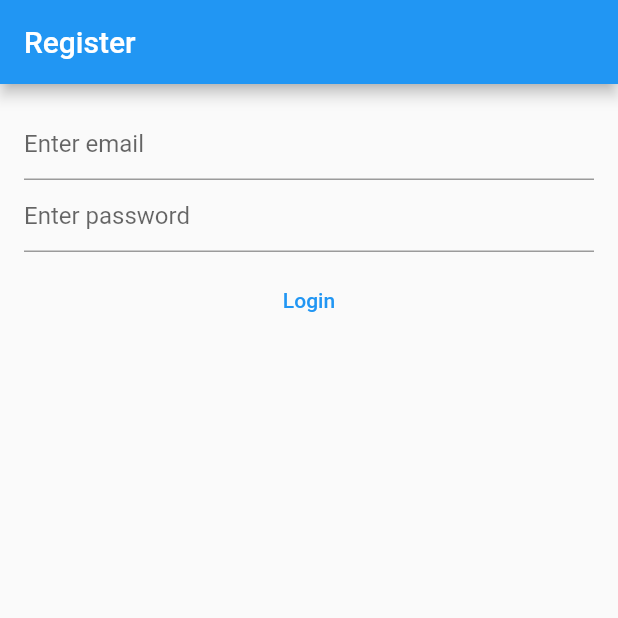
After one commit to sid995/flutter-notes-app, a Flutter app: the screen it shows after launch, after a tap on "Login", on a phone screen of 412 x 824 dp, the top half of it. The commit adds this screen. Run offline on Flutter 3.47's test engine with Material 2 defaults, Android fonts, the phone set to English and light mode, and no system bars; our stand-ins replace firebase_auth, firebase_core; accounts and stored records are empty; network calls fail.

Commit message:
basic login view

```diff
--- /dev/null
+++ b/lib/views/login_view.dart
@@ -0,0 +1,102 @@
+import 'package:firebase_auth/firebase_auth.dart';
+import 'package:firebase_core/firebase_core.dart';
+import 'package:flutter/material.dart';
+
+import '../firebase_options.dart';
+
+class LoginView extends StatefulWidget {
+  const LoginView({Key? key}) : super(key: key);
+
+  @override
+  State<LoginView> createState() => _LoginViewState();
+}
+
+class _LoginViewState extends State<LoginView> {
+  late final TextEditingController _email;
+  late final TextEditingController _password;
+
+  @override
+  void initState() {
+    _email = TextEditingController();
+    _password = TextEditingController();
+    super.initState();
+  }
+
+  @override
+  void dispose() {
+    _email.dispose();
+    _password.dispose();
+    super.dispose();
+  }
+
+  @override
+  Widget build(BuildContext context) {
+    return Scaffold(
+        appBar: AppBar(
+          title: const Text("Register"),
+        ),
+
+        /// Future handles async
+        body: FutureBuilder(
+          future: Firebase.initializeApp(
+            options: DefaultFirebaseOptions.currentPlatform,
+          ),
+          builder: (context, snapshot) {
+            switch (snapshot.connectionState) {
+              case ConnectionState.done:
+                return Padding(
+                  padding: const EdgeInsets.all(16.0),
+                  child: Column(
+                    children: [
+                      TextField(
+                        controller: _email,
+                        enableSuggestions: false,
+                        autocorrect: false,
+                        keyboardType: TextInputType.emailAddress,
+                        decoration:
+                            const InputDecoration(hintText: "Enter email"),
+                      ),
+                      TextField(
+                        controller: _password,
+                        obscureText: true,
+                        enableSuggestions: false,
+                        autocorrect: false,
+                        decoration:
+                            const InputDecoration(hintText: "Enter password"),
+                      ),
+                      Padding(
+                        padding: const EdgeInsets.all(8.0),
+                        child: TextButton(
+                          onPressed: () async {
+                            final email = _email.text;
+                            final password = _password.text;
+                            try {
+                              final userCredential = await FirebaseAuth.instance
+                                  .signInWithEmailAndPassword(
+                                      email: email, password: password);
+                              print("userCredential $userCredential");
+                            } on FirebaseAuthException catch (e) {
+                              if (e.code == "user-not-found") {
+                                print("User not found");
+                              } else if (e.code == "wrong-password") {
+                                print("Wrong password");
+                              } else {
+                                print("Some error");
+                                print(e.code);
+                              }
+                            }
+                          },
+                          child: const Text("Login"),
+                        ),
+                      ),
+                    ],
+                  ),
+                );
+
+              default:
+                return const Text("Loading...");
+            }
+          },
+        ));
+  }
+}
--- /dev/null
+++ b/lib/views/register_view.dart
@@ -0,0 +1,104 @@
+import 'package:firebase_auth/firebase_auth.dart';
+import 'package:firebase_core/firebase_core.dart';
+import 'package:flutter/material.dart';
+
+import '../firebase_options.dart';
+
+class RegisterView extends StatefulWidget {
+  const RegisterView({super.key});
+
+  @override
+  State<RegisterView> createState() => _RegisterViewState();
+}
+
+class _RegisterViewState extends State<RegisterView> {
+  late final TextEditingController _email;
+  late final TextEditingController _password;
+
+  @override
+  void initState() {
+    _email = TextEditingController();
+    _password = TextEditingController();
+    super.initState();
+  }
+
+  @override
+  void dispose() {
+    _email.dispose();
+    _password.dispose();
+    super.dispose();
+  }
+
+  @override
+  Widget build(BuildContext context) {
+    return Scaffold(
+        appBar: AppBar(
+          title: const Text("Register"),
+        ),
+
+        /// Future handles async
+        body: FutureBuilder(
+          future: Firebase.initializeApp(
+            options: DefaultFirebaseOptions.currentPlatform,
+          ),
+          builder: (context, snapshot) {
+            switch (snapshot.connectionState) {
+              case ConnectionState.done:
+                return Padding(
+                  padding: const EdgeInsets.all(16.0),
+                  child: Column(
+                    children: [
+                      TextField(
+                        controller: _email,
+                        enableSuggestions: false,
+                        autocorrect: false,
+                        keyboardType: TextInputType.emailAddress,
+                        decoration:
+                            const InputDecoration(hintText: "Enter email"),
+                      ),
+                      TextField(
+                        controller: _password,
+                        obscureText: true,
+                        enableSuggestions: false,
+                        autocorrect: false,
+                        decoration:
+                            const InputDecoration(hintText: "Enter password"),
+                      ),
+                      Padding(
+                        padding: const EdgeInsets.all(8.0),
+                        child: TextButton(
+                          onPressed: () async {
+                            final email = _email.text;
+                            final password = _password.text;
+                            try {
+                              final userCredential = await FirebaseAuth.instance
+                                  .createUserWithEmailAndPassword(
+                                      email: email, password: password);
+                              print("userCredential $userCredential");
+                            } on FirebaseAuthException catch (e) {
+                              if (e.code == "weak-password") {
+                                print("Weak password");
+                              } else if (e.code == "invalid-email") {
+                                print("Invalid email");
+                              } else if (e.code == "email-already-in-use") {
+                                print("Email already in use");
+                              } else {
+                                print("Some error");
+                                print(e.code);
+                              }
+                            }
+                          },
+                          child: const Text("Register"),
+                        ),
+                      ),
+                    ],
+                  ),
+                );
+
+              default:
+                return const Text("Loading...");
+            }
+          },
+        ));
+  }
+}
```
Also changed, not shown: lib/main.dart (+3 -90 lines), lib/firebase_options.dart, 5 other files.
